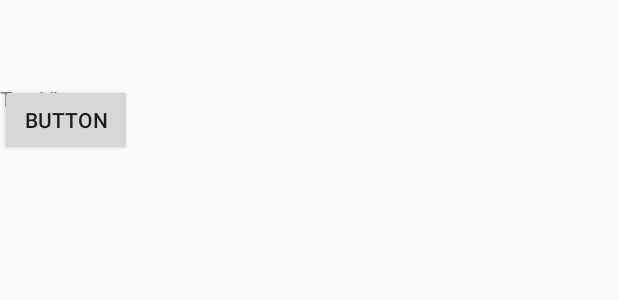
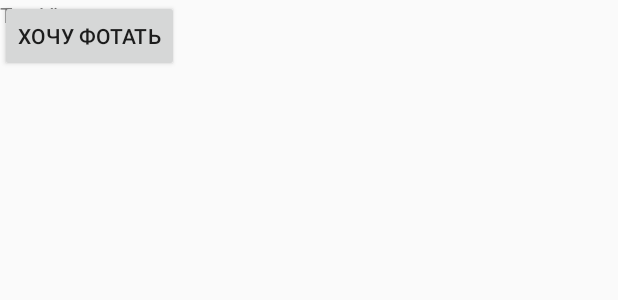
Before and after one commit to rockguy/AndroidOpenCV, an Android app: the layout activity_main.xml on its own in the app's theme, with its tools: preview values and no code run, on a phone screen of 412 x 824 dp. Shown: the top 300 px of the screen. Run offline under Robolectric (Android 15) with nearby library versions, the phone set to English and light mode, and no system bars.

Commit message:
2 окна: одно для фото и работает

```diff
--- a/app/src/main/AndroidManifest.xml
+++ b/app/src/main/AndroidManifest.xml
@@ -20,10 +20,12 @@
         <activity android:name=".MainActivity">
             <intent-filter>
                 <action android:name="android.intent.action.MAIN" />
-
                 <category android:name="android.intent.category.LAUNCHER" />
             </intent-filter>
         </activity>
+
+        <activity android:name=".CameraLayout"/>
+
     </application>
 
 </manifest>
--- a/app/src/main/res/layout/activity_main.xml
+++ b/app/src/main/res/layout/activity_main.xml
@@ -1,11 +1,11 @@
 <?xml version="1.0" encoding="utf-8"?>
-<android.support.design.widget.CoordinatorLayout xmlns:android="http://schemas.android.com/apk/res/android"
-    xmlns:app="http://schemas.android.com/apk/res-auto"
-    xmlns:tools="http://schemas.android.com/tools"
-    android:layout_width="match_parent"
-    android:layout_height="match_parent"
-    android:fitsSystemWindows="true"
-    tools:context="com.example.vinnik.coursework3.MainActivity">
+<!--<android.support.design.widget.CoordinatorLayout xmlns:android="http://schemas.android.com/apk/res/android"-->
+    <!--xmlns:app="http://schemas.android.com/apk/res-auto"-->
+    <!--xmlns:tools="http://schemas.android.com/tools"-->
+    <!--android:layout_width="match_parent"-->
+    <!--android:layout_height="match_parent"-->
+    <!--android:fitsSystemWindows="true"-->
+    <!--tools:context="com.example.vinnik.coursework3.MainActivity">-->
 
     <!--<android.support.design.widget.AppBarLayout-->
     <!--android:layout_width="match_parent"-->
@@ -38,29 +38,31 @@
         android:layout_width="match_parent"
         android:layout_height="match_parent">
 
-        <org.opencv.android.JavaCameraView
-            android:layout_width="fill_parent"
-            android:layout_height="fill_parent"
-            android:visibility="gone"
-            android:id="@+id/view"
-            opencv:camera_id="any" />
+        <!--<org.opencv.android.JavaCameraView-->
+            <!--android:layout_width="0px"-->
+            <!--android:layout_height="0px"-->
+            <!--android:visibility="invisible"-->
+            <!--android:id="@+id/view"-->
+            <!--opencv:camera_id="any"-->
+            <!--android:onClick="SaveFaces"-->
+            <!--android:clickable="true"/>-->
 
         <TextView
             android:text="TextView"
             android:layout_width="wrap_content"
             android:layout_height="wrap_content"
             android:id="@+id/textView" />
-
-        <Button
-            android:text="Button"
-            android:layout_width="wrap_content"
-            android:layout_height="wrap_content"
-            android:id="@+id/button"
-            android:onClick="takePhotoes"
-
-            />
+    <Button
+        android:text="Хочу фотать"
+        android:layout_width="wrap_content"
+        android:layout_height="wrap_content"
+        android:id="@+id/button"
+        android:visibility="visible"
+        style="@style/Widget.AppCompat.Button" />
 
     </FrameLayout>
 
 
-</android.support.design.widget.CoordinatorLayout>
+
+
+<!--</android.support.design.widget.CoordinatorLayout>-->
```
Also changed, not shown: app/src/main/java/com/example/vinnik/coursework3/CameraLayout.java (+47 -61 lines), app/src/main/java/com/example/vinnik/coursework3/MainActivity.java (+36 -182 lines), 5 other files.
